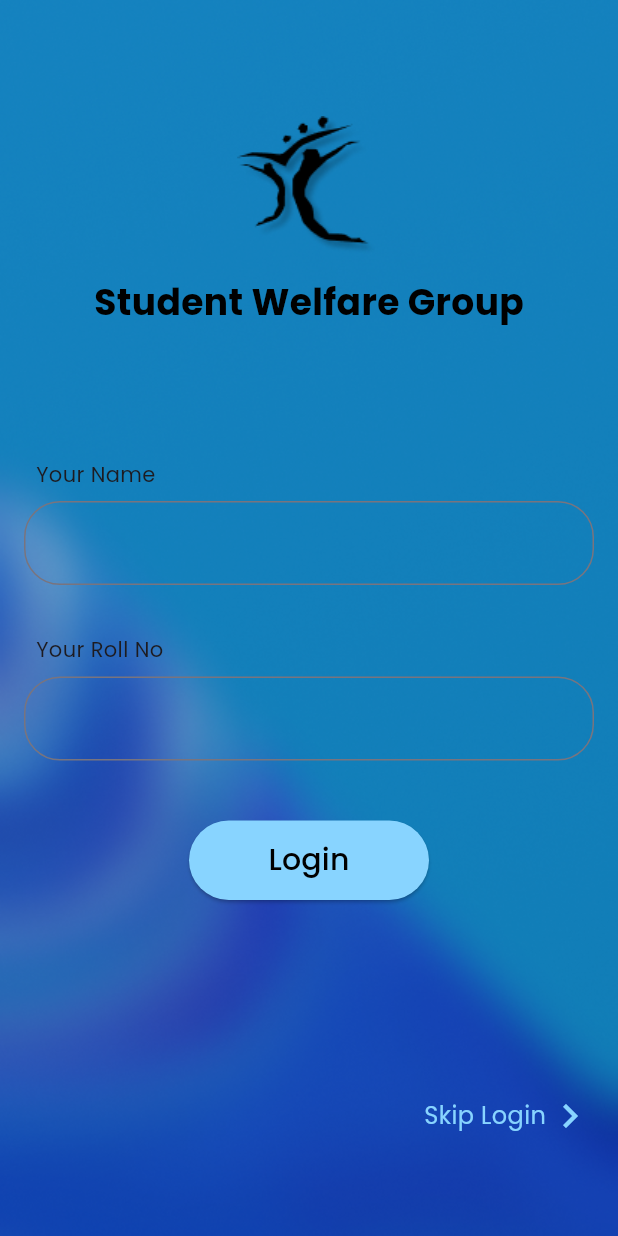
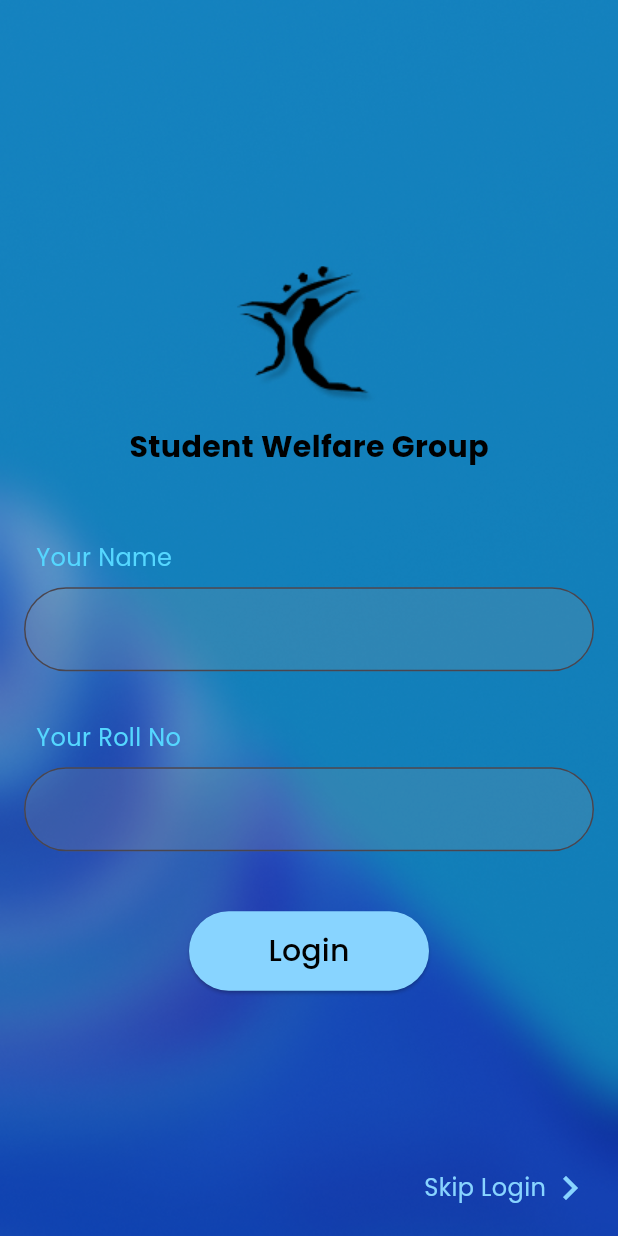
Before and after one commit to Siddharth-Nema/swg_app, a Flutter app: the screen it shows after launch, on a phone screen of 412 x 824 dp. Run offline on Flutter 3.47's test engine with Material 3 defaults, Android fonts, the phone set to English and light mode, and no system bars; our stand-ins replace carousel_slider, flutter_linkify, google_fonts.

Commit message:
login page improved

```diff
--- a/lib/LoginPage/InputField.dart
+++ b/lib/LoginPage/InputField.dart
@@ -1,4 +1,5 @@
 import 'package:flutter/material.dart';
+import 'package:swg_flutter/constants.dart';
 
 class InputField extends StatelessWidget {
   final String text;
@@ -12,13 +13,22 @@ class InputField extends StatelessWidget {
       children: [
         Padding(
           padding: const EdgeInsets.all(8.0),
-          child: Text('Your $text'),
+          child: Text('Your $text',
+              style:
+                  TextStyle(fontSize: 16, color: GlobalStyles.shodowBlueColor)),
         ),
         TextFormField(
           controller: controller,
-          decoration: const InputDecoration(
-            border: OutlineInputBorder(
-              borderRadius: BorderRadius.all(Radius.circular(24.0)),
+          decoration: InputDecoration(
+            filled: true,
+            fillColor: Colors.grey.withOpacity(0.2),
+            focusedBorder: const OutlineInputBorder(
+              borderRadius: BorderRadius.all(Radius.circular(32)),
+              borderSide: BorderSide(color: Colors.white),
+            ),
+            border: const OutlineInputBorder(
+              borderRadius: BorderRadius.all(Radius.circular(32)),
+              borderSide: BorderSide(color: Colors.white),
             ),
           ),
         ),
--- a/lib/LoginPage/LoginPage.dart
+++ b/lib/LoginPage/LoginPage.dart
@@ -1,4 +1,6 @@
 import 'package:flutter/material.dart';
+import 'package:flutter/services.dart';
+import 'package:flutter/widgets.dart';
 import 'package:swg_flutter/BaseLayout.dart';
 import 'package:swg_flutter/LoginPage/InputField.dart';
 
@@ -20,17 +22,29 @@ class _LoginPageState extends State<LoginPage> {
   @override
   Widget build(BuildContext context) {
     return Scaffold(
+      appBar: AppBar(
+        systemOverlayStyle: const SystemUiOverlayStyle(
+          statusBarColor: Color(0xFF2E84BF),
+          statusBarIconBrightness: Brightness.light,
+          systemNavigationBarColor: Color(0xFF1B49B1),
+        ),
+        toolbarHeight: 0,
+      ),
+      // bottomNavigationBar: BottomAppBar(),
       body: Container(
         decoration: const BoxDecoration(
             image: DecorationImage(
                 image: AssetImage('assets/images/bg.png'), fit: BoxFit.cover)),
         height: MediaQuery.of(context).size.height,
-        padding: const EdgeInsets.symmetric(vertical: 64, horizontal: 16),
+        // padding: const EdgeInsets.symmetric(vertical: 64, horizontal: 16),
+        child: Stack(
+          // mainAxisAlignment: MainAxisAlignment.center,
+          children: [
+            Padding(
+              padding: const EdgeInsets.all(16.0),
               child: Column(
-          mainAxisAlignment: MainAxisAlignment.spaceBetween,
-          children: [
-            Column(
                 crossAxisAlignment: CrossAxisAlignment.center,
+                mainAxisAlignment: MainAxisAlignment.center,
                 children: [
                   const Image(
                     image: AssetImage('assets/images/logo_black.png'),
@@ -39,12 +53,12 @@ class _LoginPageState extends State<LoginPage> {
                   const Text(
                     "Student Welfare Group",
                     style: TextStyle(
-                      fontSize: 24,
+                        fontSize: 20,
                         fontWeight: FontWeight.bold,
                         color: Colors.black),
                   ),
                   const SizedBox(
-                  height: 80,
+                    height: 40,
                   ),
                   InputField(
                     text: "Name",
@@ -82,7 +96,11 @@ class _LoginPageState extends State<LoginPage> {
                   ),
                 ],
               ),
-            GestureDetector(
+            ),
+            Positioned(
+              bottom: 16,
+              right: 16,
+              child: GestureDetector(
                 onTap: () {
                   Navigator.pushNamed(context, "/");
                 },
@@ -102,6 +120,7 @@ class _LoginPageState extends State<LoginPage> {
                   ],
                 ),
               ),
+            ),
           ],
         ),
       ),
--- a/lib/main.dart
+++ b/lib/main.dart
@@ -27,6 +27,7 @@ class MainApp extends StatelessWidget {
           systemOverlayStyle: SystemUiOverlayStyle(
             statusBarColor: Colors.white,
             statusBarIconBrightness: Brightness.dark,
+            systemNavigationBarColor: Colors.white,
           ),
         ),
         textTheme: GoogleFonts.poppinsTextTheme(),
--- a/lib/views/LandingPage.dart
+++ b/lib/views/LandingPage.dart
@@ -19,6 +19,7 @@ class LandingPage extends StatelessWidget {
                 topRight: const Radius.circular(30))),
         child: Column(
           crossAxisAlignment: CrossAxisAlignment.start,
+
           children: [
             const Padding(
               padding: EdgeInsets.fromLTRB(16, 16, 16, 0),
```
Lines whose indentation alone changed are shown as unchanged.
